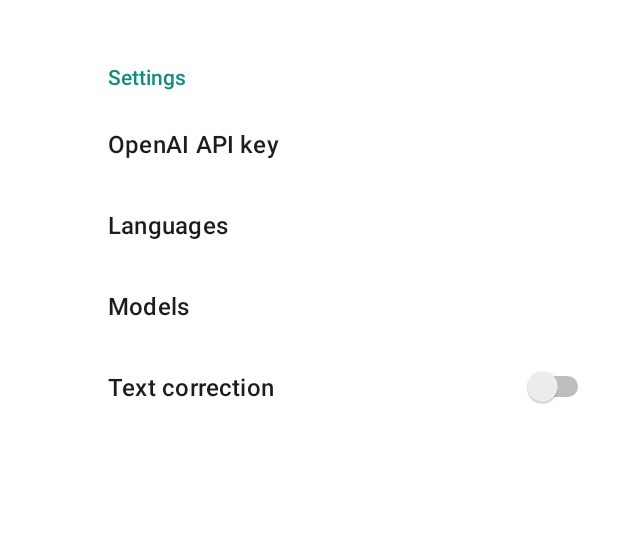
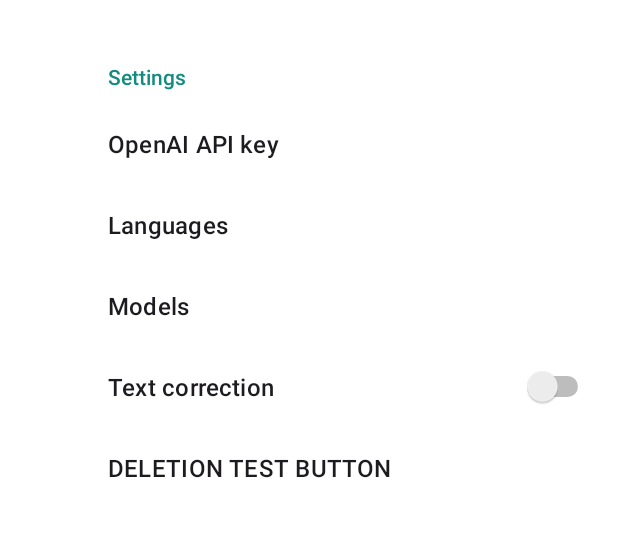
Before and after one commit to Leonm99/VoiceVersa, an Android app: the SettingsFragment screen opened through its navigation route, on a phone screen of 412 x 824 dp, the part 70-607 px from its top. Run offline under Robolectric (Android 15) with nearby library versions, the phone set to English and light mode, and no system bars; our stand-ins replace androidx.preference, navigation-ui; libraries missing offline, so code that uses them is left out: com.aallam.openai, com.arthenica.mobileffmpeg; Roboto replaces fonts that are not available here; 13 statements that could not run were skipped.

Commit message:
Added animated arrow when no Transcriptions are saved, added Deletion Preference for testing.

```diff
--- a/app/src/main/java/com/leonm/voiceversa/FirstFragment.kt
+++ b/app/src/main/java/com/leonm/voiceversa/FirstFragment.kt
@@ -1,5 +1,7 @@
 package com.leonm.voiceversa
 
+import android.animation.ObjectAnimator
+import android.animation.ValueAnimator
 import android.app.Activity
 import android.content.BroadcastReceiver
 import android.content.Context
@@ -81,6 +83,8 @@
             transcriptionSavedReceiver,
             IntentFilter("TRANSCRIPTION_SAVED")
         )
+
+
         return binding.root
     }
 
@@ -88,6 +92,10 @@
         super.onViewCreated(view, savedInstanceState)
         setupRecyclerView()
         setupFabListeners()
+        if (binding.imageView.visibility == View.VISIBLE) {
+            animateArrow()
+        }
+
 
     }
 
@@ -102,6 +110,9 @@
         reloadData()
         if (tAdapter.isInSelectionMode) {
             tAdapter.toggleSelectionMode()
+        }
+        if (binding.imageView.visibility == View.VISIBLE) {
+            animateArrow()
         }
     }
 
@@ -165,7 +176,8 @@
             jsonManager.saveTranscriptions(transcriptions)
             if (transcriptions.isNotEmpty()) {
                 binding.infoText.visibility = View.GONE
-                Log.i("FirstFragment", transcriptions[0].content)
+                binding.imageView.visibility = View.GONE
+
             }
         }
     }
@@ -185,8 +197,10 @@
 
             if (transcriptions.isNotEmpty()) {
                 binding.infoText.visibility = View.GONE
+                binding.imageView.visibility = View.GONE
             }else {
                 binding.infoText.visibility = View.VISIBLE
+                binding.imageView.visibility = View.VISIBLE
             }
         } catch (e: Exception) {
             handleError(e)
@@ -206,8 +220,10 @@
         recyclerView.adapter?.notifyDataSetChanged()
         if (transcriptions.isNotEmpty()) {
             binding.infoText.visibility = View.GONE
+            binding.imageView.visibility = View.GONE
         }else {
             binding.infoText.visibility = View.VISIBLE
+            binding.imageView.visibility = View.VISIBLE
         }
 
     }
@@ -273,6 +289,14 @@
         return ".${mimeTypeMap.getExtensionFromMimeType(requireContext().contentResolver.getType(uri))}"
     }
 
+    private fun animateArrow() {
+        val animator = ObjectAnimator.ofFloat(binding.imageView, "translationY", -50f, 50f)
+        animator.repeatCount = ValueAnimator.INFINITE
+        animator.repeatMode = ValueAnimator.REVERSE
+        animator.duration = 1000
+        animator.start()
+    }
+
 
 
 
--- a/app/src/main/res/xml/root_preferences.xml
+++ b/app/src/main/res/xml/root_preferences.xml
@@ -26,6 +26,9 @@
             android:defaultValue="false"
             android:key="switch_preference"
             android:title="Text correction" />
+        <Preference
+            app:key="toastMsg"
+            app:title="DELETION TEST BUTTON" />
     </PreferenceCategory>
 
 </PreferenceScreen>
```
Also changed, not shown: app/src/main/java/com/leonm/voiceversa/SettingsFragment.kt (+8 -1 lines), app/src/main/res/layout/fragment_first.xml (+10 -9 lines), app/src/main/res/menu/menu_multi_selection.xml (deleted, +0 -8 lines), app/src/main/java/com/leonm/voiceversa/MainActivity.kt (line endings or trailing spaces).
